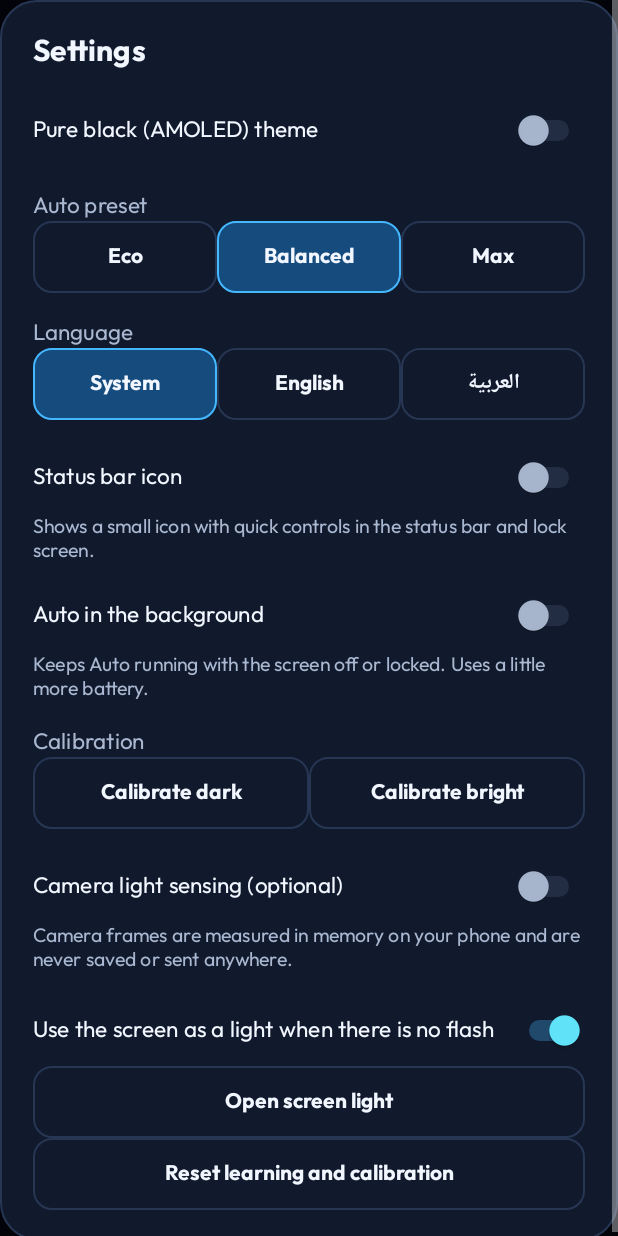
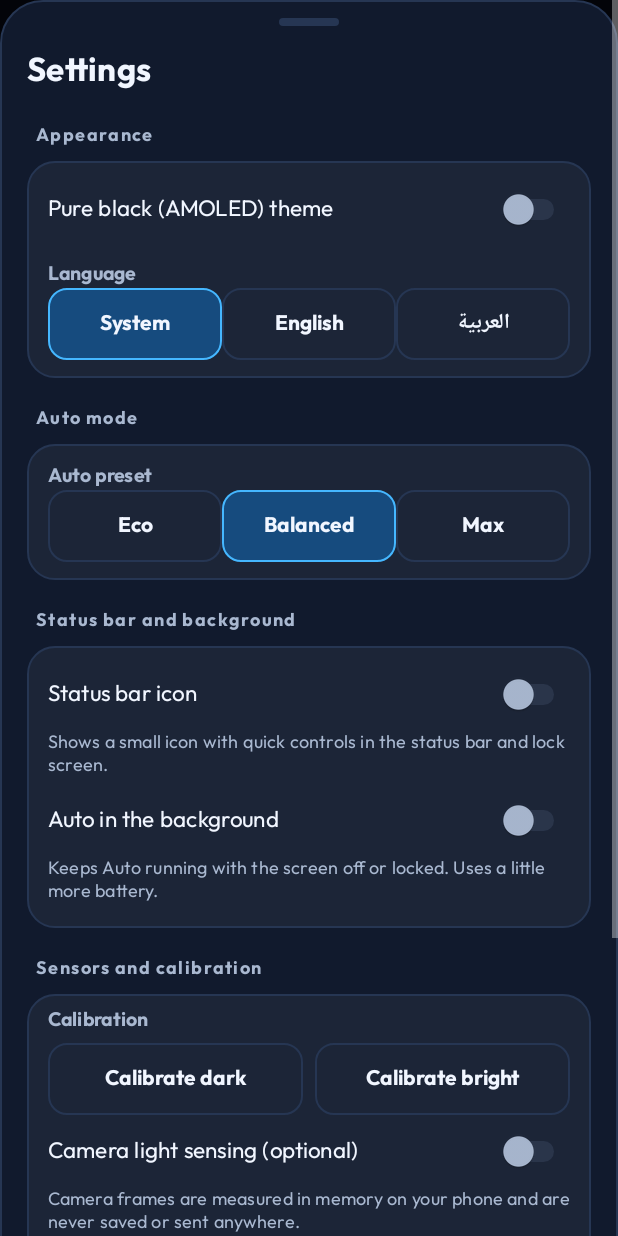
Before and after one commit to slman14422003-create/Lumora, an Android app: the screen it shows after launch (MainActivity), after a tap on "Open settings", on a phone screen of 412 x 824 dp. Run offline under Robolectric (Android 15) with nearby library versions, the phone set to English and light mode, and no system bars; 3 other taps on this screen came first.

Commit message:
Upload via GitHub Manager

```diff
--- a/app/src/main/java/com/lumora/flashlight/AutoLightController.kt
+++ b/app/src/main/java/com/lumora/flashlight/AutoLightController.kt
@@ -8,7 +8,7 @@ import kotlin.math.sqrt
 
 enum class Preset(val min: Int, val max: Int) { ECO(2, 6), BALANCED(4, 10), MAX(8, 10) }
 
-enum class Sensitivity(val factor: Double) { LOW(.5), NORMAL(1.0), HIGH(2.0) }
+enum class Sensitivity(val factor: Double) { VERY_LOW(.25), LOW(.5), NORMAL(1.0), HIGH(2.0), VERY_HIGH(3.5) }
 
 enum class Reason {
     STARTING, DARK, DIM, BRIGHT, WAITING, COVERED, USER_OVERRIDE, THERMAL, PAUSED, NO_LIGHT_SENSOR,
@@ -90,7 +90,9 @@ class AutoLightController(private val sources: Sources) {
     private var paused = false
     private var peekUntil = 0L
     private var nextPeekAt = 0L
-    private var lastAccel: FloatArray? = null
+    private var gravity: FloatArray? = null
+    private var motionStreak = 0
+    private var realMotionAt = 0L
     private var sensedMotionAt: Long? = null
     private var faceDown = false
     private var faceDownSince = 0L
@@ -117,7 +119,9 @@ class AutoLightController(private val sources: Sources) {
         pending = null
         paused = false
         peekUntil = 0L
-        lastAccel = null
+        gravity = null
+        motionStreak = 0
+        realMotionAt = now
         lastMotionAt = now
         lastLightChangeAt = now
         faceDown = false
@@ -147,23 +151,40 @@ class AutoLightController(private val sources: Sources) {
     }
 
     fun onAccelerometer(x: Float, y: Float, z: Float, now: Long) {
-        faceDown = z < -FACE_DOWN_Z
-        if (!faceDown) faceDownSince = 0L else if (faceDownSince == 0L) faceDownSince = now
-        val previous = lastAccel
-        if (previous == null) {
-            lastAccel = floatArrayOf(x, y, z)
+        val g = gravity
+        if (g == null) {
+            gravity = floatArrayOf(x, y, z)
+            updateFaceDown(z, now)
             return
         }
-        if (magnitude(x - previous[0], y - previous[1], z - previous[2]) > MOTION_ACCEL) {
-            lastAccel = floatArrayOf(x, y, z)
-            sensedMotionAt = now
-            wake(now)
+        val deviation = magnitude(x - g[0], y - g[1], z - g[2])
+        g[0] += GRAVITY_ALPHA * (x - g[0])
+        g[1] += GRAVITY_ALPHA * (y - g[1])
+        g[2] += GRAVITY_ALPHA * (z - g[2])
+        updateFaceDown(g[2], now)
+        if (deviation > MOTION_ACCEL) {
+            motionStreak++
+            if (motionStreak >= MOTION_CONFIRM) {
+                sensedMotionAt = now
+                realMotionAt = now
+                wake(now)
+            }
+        } else {
+            motionStreak = 0
         }
+    }
+
+    private fun updateFaceDown(z: Float, now: Long) {
+        val next = if (faceDown) z < -FACE_DOWN_EXIT_Z else z < -FACE_DOWN_Z
+        if (next == faceDown) return
+        faceDown = next
+        faceDownSince = if (next) now else 0L
     }
 
     fun onGyroscope(x: Float, y: Float, z: Float, now: Long) {
         if (magnitude(x, y, z) > MOTION_GYRO) {
             sensedMotionAt = now
+            realMotionAt = now
             wake(now)
         }
     }
@@ -288,7 +309,7 @@ class AutoLightController(private val sources: Sources) {
             on && lux >= offLux() -> Change.TURN_OFF
             on && target - level >= STRENGTH_HYSTERESIS && !covered -> Change.UP
             on && level - target >= STRENGTH_HYSTERESIS -> Change.DOWN
-            !on && lux <= turnOnLux() && !covered && !faceDown && inhibit == null -> Change.TURN_ON
+            !on && lux <= turnOnLux() && !covered && !faceDown && inhibit == null && !restingInDim(lux, now) -> Change.TURN_ON
             else -> null
         }
         if (change != pending) {
@@ -296,7 +317,7 @@ class AutoLightController(private val sources: Sources) {
             pendingSince = now
             return
         }
-        if (change == null || now - pendingSince < DWELL_MS) return
+        if (change == null || now - pendingSince < dwellFor(change, lux)) return
         when (change) {
             Change.TURN_ON -> {
                 on = true
@@ -307,6 +328,12 @@ class AutoLightController(private val sources: Sources) {
         }
         pending = null
     }
+
+    private fun restingInDim(lux: Double, now: Long) =
+        sources.motion && lux > VERY_DARK_LUX && now - realMotionAt > RESTING_MS
+
+    private fun dwellFor(change: Change, lux: Double) =
+        if (change == Change.TURN_ON && lux > turnOnLux() * MARGINAL_RATIO) DWELL_MS * 2 else DWELL_MS
 
     fun targetFor(lux: Double): Double {
         val low = ln(calibration.darkLux + 1.0)
@@ -373,15 +400,21 @@ class AutoLightController(private val sources: Sources) {
         private const val INDOOR_OFF_LUX = 50.0
         private const val WINDOW = 5
         private const val FACE_DOWN_Z = 7f
+        private const val FACE_DOWN_EXIT_Z = 5.5f
+        private const val GRAVITY_ALPHA = .2f
+        private const val MOTION_CONFIRM = 2
+        private const val VERY_DARK_LUX = 3.0
+        private const val RESTING_MS = 20_000L
+        private const val MARGINAL_RATIO = .35
         private const val FACE_DOWN_MS = 1500L
         private const val MIN_SAMPLES = 3
         private const val SMOOTHING_MS = 800.0
         private const val STRENGTH_HYSTERESIS = .75
-        private const val TURN_ON_POSITION = .4
+        private const val TURN_ON_POSITION = .18
         private const val CHANGE_DELTA = .15
         private const val RESUME_DELTA = .25
-        private const val MOTION_ACCEL = .6f
-        private const val MOTION_GYRO = .2f
+        private const val MOTION_ACCEL = .5f
+        private const val MOTION_GYRO = .35f
         private const val SETTLE_MS = 3000L
         private const val FAST_TICK_MS = 250L
         private const val SLOW_TICK_MS = 750L
--- a/app/src/main/java/com/lumora/flashlight/MainActivity.kt
+++ b/app/src/main/java/com/lumora/flashlight/MainActivity.kt
@@ -295,8 +295,8 @@ class MainActivity : Activity(), MainScreen.Listener {
     }
 
     override fun onResetLearning() {
-        auto.resetLearning()
-        Toast.makeText(this, R.string.toast_learning_cleared, Toast.LENGTH_SHORT).show()
+        auto.resetSensors()
+        Toast.makeText(this, R.string.toast_sensors_reset, Toast.LENGTH_LONG).show()
     }
 
     override fun onReadingMode() {
@@ -421,8 +421,7 @@ class MainActivity : Activity(), MainScreen.Listener {
             cameraManager.setTorchMode(id, false)
             lastStrength = -1
         } else if (strengthSupported && Build.VERSION.SDK_INT >= 33) {
-            val level = (((minOf(strength, closeCap) / 10f) * (maxStrengthLevel - 1)).roundToInt() + 1)
-                .coerceIn(1, maxStrengthLevel)
+            val level = TorchSupport.deviceLevel(minOf(strength, closeCap), maxStrengthLevel)
             if (lastStrength != level) {
                 cameraManager.turnOnTorchWithStrengthLevel(id, level)
                 lastStrength = level
@@ -529,7 +528,10 @@ class MainActivity : Activity(), MainScreen.Listener {
         syncTimer()
         val endsAt = if (torchOn && !autoMode) AutoOffTimer.endsAt(this) else 0L
         screen.render(
-            UiState(torchOn, autoMode, strength, strengthSupported, lightMode, timerMinutes, endsAt)
+            UiState(
+                torchOn, autoMode, strength, strengthSupported, lightMode, timerMinutes, endsAt,
+                if (strengthSupported) maxStrengthLevel.coerceIn(2, 10) else 10
+            )
         )
     }
 
--- a/app/src/main/java/com/lumora/flashlight/MainScreen.kt
+++ b/app/src/main/java/com/lumora/flashlight/MainScreen.kt
@@ -44,7 +44,8 @@ data class UiState(
     val strengthSupported: Boolean,
     val lightMode: LightMode = LightMode.STEADY,
     val timerMinutes: Int = 0,
-    val timerEndsAt: Long = 0L
+    val timerEndsAt: Long = 0L,
+    val strengthSteps: Int = 10
 )
 
 @SuppressLint("ViewConstructor", "UseSwitchCompatOrMaterialCode")
@@ -176,7 +177,9 @@ class MainScreen(
         buildAutoPanel()
         buildKeepOn(keepOn)
         val reading = button(string(R.string.reading_mode)) { listener.onReadingMode() }
-        page.addView(reading, match().apply { topMargin = dp(12) })
+        reading.background = ripple(rounded(selectedFill, 16, blue), rounded(white, 16))
+        reading.minimumHeight = dp(54)
+        page.addView(reading, match().apply { topMargin = dp(14) })
         applyTheme()
     }
 
@@ -248,6 +251,8 @@ class MainScreen(
         header.addView(icon(R.drawable.ic_sun, accent), size(20, 20))
         sliderTitle.setPaddingRelative(dp(10), 0, 0, 0)
         header.addView(sliderTitle, weighted())
+        strengthValue.background = rounded(selectedFill, 12, blue)
+        strengthValue.setPaddingRelative(dp(12), dp(4), dp(12), dp(4))
         header.addView(strengthValue)
         card.addView(header, match())
         slider.apply {
@@ -265,9 +270,9 @@ class MainScreen(
             setOnSeekBarChangeListener(object : SeekBar.OnSeekBarChangeListener {
                 override fun onProgressChanged(bar: SeekBar?, value: Int, fromUser: Boolean) {
                     if (lastState?.autoMode != true) {
-                        listener.onStrengthChanged(value + 1, fromUser)
+                        listener.onStrengthChanged(strengthFor(value), fromUser)
                     } else if (fromUser) {
-                        sensitivity = Sensitivity.entries[value.coerceIn(0, 2)]
+                        sensitivity = Sensitivity.entries[value.coerceIn(0, Sensitivity.entries.size - 1)]
                         showSliderValue()
                         listener.onSensitivitySelected(sensitivity)
                     }
@@ -392,93 +397,111 @@ class MainScreen(
     private fun showSettings() {
         val dialog = Dialog(activity)
         dialog.requestWindowFeature(android.view.Window.FEATURE_NO_TITLE)
-        val sheet = column().apply { setPaddingRelative(dp(22), dp(20), dp(22), dp(20)) }
+        val sheet = column().apply { setPaddingRelative(dp(18), dp(12), dp(18), dp(20)) }
+        val groups = mutableListOf<LinearLayout>()
         fun paint() {
-            sheet.background = rounded(cardColor, 24, strokeColor)
+            sheet.background = rounded(cardColor, 28, strokeColor)
+            groups.forEach { it.background = rounded(ColorUtils.blendARGB(cardColor, white, .05f), 18, strokeColor) }
         }
-        paint()
-        sheet.addView(text(string(R.string.settings_title), 20f, textColor, true), match())
-        val line = row()
-        line.addView(text(string(R.string.amoled_theme), 15f, textColor), weighted())
-        line.addView(switch(amoled, string(R.string.amoled_theme)) {
+        fun group(title: String): LinearLayout {
+            sheet.addView(label(title), match().apply {
+                topMargin = dp(18)
+                marginStart = dp(4)
+            })
+            val box = column().apply { setPaddingRelative(dp(14), dp(8), dp(14), dp(12)) }
+            groups.add(box)
+            sheet.addView(box, match().apply { topMargin = dp(8) })
+            return box
+        }
+        fun toggle(parent: LinearLayout, title: String, note: String?, checked: Boolean, onChange: (Boolean) -> Unit): Switch {
+            val line = row()
+            line.addView(text(title, 15f, textColor), weighted())
+            val control = switch(checked, title, onChange)
+            line.addView(control)
+            parent.addView(line, match())
+            if (note != null) parent.addView(text(note, 12f, muted), match().apply { bottomMargin = dp(4) })
+            return control
+        }
+        val handle = View(activity).apply { background = rounded(strokeColor, 3) }
+        sheet.addView(handle, size(40, 5))
+        sheet.addView(
+            text(string(R.string.settings_title), 22f, textColor, true),
+            match().apply { topMargin = dp(14) }
+        )
+
+        val appearance = group(string(R.string.group_appearance))
+        toggle(appearance, string(R.string.amoled_theme), null, amoled) {
             amoled = it
             applyTheme()
             paint()
             listener.onAmoledChanged(it)
-        })
-        sheet.addView(line, match().apply { topMargin = dp(14) })
-        addChoices(
-            sheet, string(R.string.auto_preset), Preset.entries.toList(), { presetLabel(it) }, { preset }, 16
-        ) {
-            preset = it
-            listener.onPresetSelected(it)
         }
         addChoices(
-            sheet, string(R.string.language_title), listOf("", "en", "ar"),
+            appearance, string(R.string.language_title), listOf("", "en", "ar"),
             {
                 when (it) {
                     "en" -> string(R.string.language_english)
                     "ar" -> string(R.string.language_arabic)
                     else -> string(R.string.language_system)
                 }
-            }, { language }, 16
+            }, { language }, 10
         ) {
             language = it
             listener.onLanguageSelected(it)
         }
-        val iconLine = row()
-        iconLine.addView(text(string(R.string.status_icon), 15f, textColor), weighted())
-        val iconSwitch = switch(statusIcon, string(R.string.status_icon)) {
+
+        val autoGroup = group(string(R.string.group_auto))
+        addChoices(
+            autoGroup, string(R.string.auto_preset), Preset.entries.toList(), { presetLabel(it) }, { preset }, 4
+        ) {
+            preset = it
+            listener.onPresetSelected(it)
+        }
+
+        val background = group(string(R.string.group_background))
+        statusIconSwitch = toggle(
+            background, string(R.string.status_icon), string(R.string.status_icon_note), statusIcon
+        ) {
             if (it != statusIcon) {
                 statusIcon = it
                 listener.onStatusIconChanged(it)
             }
         }
-        statusIconSwitch = iconSwitch
-        iconLine.addView(iconSwitch)
-        sheet.addView(iconLine, match().apply { topMargin = dp(14) })
-        sheet.addView(text(string(R.string.status_icon_note), 13f, muted), match())
-        val backgroundLine = row()
-        backgroundLine.addView(text(string(R.string.bg_auto), 15f, textColor), weighted())
-        val backgroundSwitch = switch(backgroundAuto, string(R.string.bg_auto)) {
+        backgroundAutoSwitch = toggle(
+            background, string(R.string.bg_auto), string(R.string.bg_auto_note), backgroundAuto
+        ) {
             if (it != backgroundAuto) {
                 backgroundAuto = it
                 listener.onBackgroundAutoChanged(it)
             }
         }
-        backgroundAutoSwitch = backgroundSwitch
-        backgroundLine.addView(backgroundSwitch)
-        sheet.addView(backgroundLine, match().apply { topMargin = dp(10) })
-        sheet.addView(text(string(R.string.bg_auto_note), 13f, muted), match())
-        sheet.addView(
-            text(string(R.string.calibration_title), 15f, muted),
-            match().apply { topMargin = dp(16) }
+
+        val sensors = group(string(R.string.group_sensors))
+        sensors.addView(text(string(R.string.calibration_title), 13f, muted, true), match())
+        val calibration = row()
+        calibration.addView(
+            button(string(R.string.calibrate_dark)) { listener.onCalibrate(false) },
+            weighted().apply { marginEnd = dp(8) }
         )
-        val calibration = row()
-        calibration.addView(button(string(R.string.calibrate_dark)) { listener.onCalibrate(false) }, weighted())
         calibration.addView(button(string(R.string.calibrate_bright)) { listener.onCalibrate(true) }, weighted())
-        sheet.addView(calibration, match())
-        val cameraLine = row()
-        cameraLine.addView(text(string(R.string.camera_sensing), 15f, textColor), weighted())
-        val toggle = switch(cameraEnabled, string(R.string.cd_camera_sensing)) {
+        sensors.addView(calibration, match().apply { topMargin = dp(6) })
+        cameraSwitch = toggle(
+            sensors, string(R.string.camera_sensing), string(R.string.camera_privacy), cameraEnabled
+        ) {
             if (it != cameraEnabled) listener.onCameraToggled(it)
         }
-        cameraSwitch = toggle
-        cameraLine.addView(toggle)
-        sheet.addView(cameraLine, match().apply { topMargin = dp(14) })
-        sheet.addView(text(string(R.string.camera_privacy), 13f, muted), match())
-        val fallbackLine = row()
-        fallbackLine.addView(text(string(R.string.screen_fallback), 15f, textColor), weighted())
-        fallbackLine.addView(switch(screenFallback, string(R.string.screen_fallback)) {
+        val reset = button(string(R.string.reset_learning)) { listener.onResetLearning() }
+        reset.setTextColor(warm)
+        reset.background = ripple(rounded(transparent, 12, warm), rounded(white, 12))
+        sensors.addView(reset, match().apply { topMargin = dp(10) })
+
+        val screenLight = group(string(R.string.group_screen_light))
+        toggle(screenLight, string(R.string.screen_fallback), null, screenFallback) {
             screenFallback = it
             listener.onScreenFallbackChanged(it)
-        })
-        sheet.addView(fallbackLine, match().apply { topMargin = dp(14) })
-        sheet.addView(button(string(R.string.open_screen_light)) {
-            dialog.dismiss()
-            listener.onOpenScreenLight()
-        }, match())
-        sheet.addView(button(string(R.string.reset_learning)) { listener.onResetLearning() }, match())
+        }
+        addScreenLightButton(screenLight, dialog)
+        paint()
         dialog.setOnDismissListener {
             cameraSwitch = null
             statusIconSwitch = null
@@ -493,6 +516,13 @@ class MainScreen(
         }
     }
 
+    private fun addScreenLightButton(parent: LinearLayout, dialog: Dialog) {
+        parent.addView(button(string(R.string.open_screen_light)) {
+            dialog.dismiss()
+            listener.onOpenScreenLight()
+        }, match().apply { topMargin = dp(8) })
+    }
+
     private fun presetLabel(preset: Preset) = string(
         when (preset) {
             Preset.ECO -> R.string.preset_eco
@@ -503,9 +533,11 @@ class MainScreen(
 
     private fun sensitivityLabel(sensitivity: Sensitivity) = string(
         when (sensitivity) {
+            Sensitivity.VERY_LOW -> R.string.sensitivity_very_low
             Sensitivity.LOW -> R.string.sensitivity_low
             Sensitivity.NORMAL -> R.string.sensitivity_normal
             Sensitivity.HIGH -> R.string.sensitivity_high
+            Sensitivity.VERY_HIGH -> R.string.sensitivity_very_high
         }
     )
 
@@ -519,7 +551,7 @@ class MainScreen(
         topMargin: Int,
         onPick: (T) -> Unit
     ): () -> Unit {
-        parent.addView(text(title, 15f, muted), match().apply { this.topMargin = dp(topMargin) })
+        parent.addView(text(title, 13f, muted, true), match().apply { this.topMargin = dp(topMargin) })
         val line = row()
         val buttons = mutableListOf<Button>()
         fun paint() {
@@ -583,7 +615,7 @@ class MainScreen(
             @Suppress("DEPRECATION")
             activity.window.navigationBarColor = bgColor
         }
-        cards.forEach { it.background = rounded(cardColor, 18, strokeColor) }
+        cards.forEach { it.background = surface(20) }
         lastState?.let { paintPower(it.torchOn) }
     }
 
@@ -669,8 +701,9 @@ class MainScreen(
 
     private fun showSlider(state: UiState, animate: Boolean) {
         val auto = state.autoMode
-        val max = if (auto) 2 else 9
-        val progress = if (auto) sensitivity.ordinal else state.strength - 1
+        val steps = state.strengthSteps.coerceIn(2, 10)
+        val max = if (auto) Sensitivity.entries.size - 1 else steps - 1
+        val progress = if (auto) sensitivity.ordinal else progressFor(state.strength, steps)
         if (slider.max != max) slider.max = max
         if (slider.progress != progress) slider.progress = progress
         slider.isEnabled = auto || state.strengthSupported
@@ -678,7 +711,17 @@ class MainScreen(
         slider.contentDescription = title
         sliderTitle.text = title
         showSliderValue()
-        strengthNote.visibility = if (auto || state.strengthSupported) View.GONE else View.VISIBLE
+        when {
+            auto -> {
+                strengthNote.text = string(R.string.sensitivity_note)
+                strengthNote.visibility = View.VISIBLE
+            }
+            !state.strengthSupported -> {
+                strengthNote.text = string(R.string.strength_unsupported_note)
+                strengthNote.visibility = View.VISIBLE
+            }
+            else -> strengthNote.visibility = View.GONE
+        }
         val alpha = if (slider.isEnabled) 1f else .35f
         if (animate) {
             listOf(sliderTitle, strengthValue, slider).forEach {
@@ -691,13 +734,21 @@ class MainScreen(
         }
     }
 
+    private fun strengthFor(progress: Int): Int {
+        val steps = (lastState?.strengthSteps ?: 10).coerceIn(2, 10)
+        return (1 + progress * 9f / (steps - 1)).roundToInt().coerceIn(1, 10)
+    }
+
+    private fun progressFor(strength: Int, steps: Int) =
+        (((strength.coerceIn(1, 10) - 1) * (steps - 1)) / 9f).roundToInt().coerceIn(0, steps - 1)
+
     private fun showSliderValue() {
         val state = lastState ?: return
         strengthValue.text = when {
             state.autoMode -> sensitivityLabel(sensitivity)
             !state.strengthSupported -> string(R.string.strength_on_off)
             state.strength == 10 -> string(R.string.strength_max)
-            else -> string(R.string.strength_fraction, state.strength)
+            else -> string(R.string.result_percent, state.strength * 10)
         }
         val title = string(if (state.autoMode) R.string.sensitivity else R.string.brightness)
         strengthValue.contentDescription = string(R.string.value_description, title, strengthValue.text)
@@ -851,6 +902,16 @@ class MainScreen(
     private fun ripple(content: Drawable?, mask: Drawable) =
         RippleDrawable(ColorStateList.valueOf(ColorUtils.setAlphaComponent(accent, 70)), content, mask)
 
+    private fun surface(radius: Int) = GradientDrawable(
+        GradientDrawable.Orientation.TOP_BOTTOM,
+        intArrayOf(ColorUtils.blendARGB(cardColor, white, .035f), cardColor)
+    ).apply {
+        cornerRadius = dp(radius).toFloat()
+        setStroke(dp(1), strokeColor)
+    }
+
+    private fun label(value: String) = text(value, 12f, muted, true).apply { letterSpacing = .08f }
+
     private fun oval(color: Int) = GradientDrawable().apply {
         shape = GradientDrawable.OVAL
         setColor(color)
--- a/app/src/main/java/com/lumora/flashlight/TorchSupport.kt
+++ b/app/src/main/java/com/lumora/flashlight/TorchSupport.kt
@@ -24,6 +24,9 @@ object TorchSupport {
             findTorchCamera(manager)?.let { manager.setTorchMode(it, false) }
         } catch (_: Exception) { }
     }
+
+    fun deviceLevel(strength: Int, maxLevel: Int): Int =
+        ((((strength.coerceIn(1, 10) - 1) / 9f) * (maxLevel - 1)).roundToInt() + 1).coerceIn(1, maxLevel)
 
     fun hasFrontCamera(manager: CameraManager): Boolean = try {
         manager.cameraIdList.any {
@@ -64,8 +67,7 @@ class TorchOutput(private val manager: CameraManager) {
             manager.setTorchMode(camera, false)
             lastLevel = -1
         } else if (maxLevel > 1 && Build.VERSION.SDK_INT >= 33) {
-            val level = ((strength.coerceIn(1, 10) / 10f * (maxLevel - 1)).roundToInt() + 1)
-                .coerceIn(1, maxLevel)
+            val level = TorchSupport.deviceLevel(strength, maxLevel)
             if (level != lastLevel) {
                 manager.turnOnTorchWithStrengthLevel(camera, level)
                 lastLevel = level
--- a/app/src/main/res/values/strings.xml
+++ b/app/src/main/res/values/strings.xml
@@ -85,7 +85,7 @@
     <string name="camera_sensing">Camera light sensing (optional)</string>
     <string name="cd_camera_sensing">Camera light sensing</string>
     <string name="camera_privacy">Camera frames are measured in memory on your phone and are never saved or sent anywhere.</string>
-    <string name="reset_learning">Reset learning and calibration</string>
+    <string name="reset_learning">Reset all sensors and calibration</string>
     <string name="screen_fallback">Use the screen as a light when there is no flash</string>
     <string name="status_icon">Status bar icon</string>
     <string name="status_icon_note">Shows a small icon with quick controls in the status bar and lock screen.</string>
@@ -104,6 +104,15 @@
     <string name="language_english">English</string>
     <string name="language_arabic" translatable="false">العربية</string>
     <string name="open_screen_light">Open screen light</string>
+    <string name="sensitivity_very_low">Very low</string>
+    <string name="sensitivity_very_high">Very high</string>
+    <string name="sensitivity_note">Higher turns the light on sooner in dim rooms. Lower waits for real darkness.</string>
+    <string name="group_appearance">Appearance</string>
+    <string name="group_auto">Auto mode</string>
+    <string name="group_background">Status bar and background</string>
+    <string name="group_sensors">Sensors and calibration</string>
+    <string name="group_screen_light">Screen light</string>
+    <string name="toast_sensors_reset">All sensors were reset and detected again. Calibration and learning were cleared.</string>
     <string name="sensitivity_low">Low</string>
     <string name="sensitivity_normal">Normal</string>
     <string name="sensitivity_high">High</string>
```
Also changed, not shown: app/src/main/java/com/lumora/flashlight/AutoSensorHost.kt (+22 -0 lines), 2 other files.
